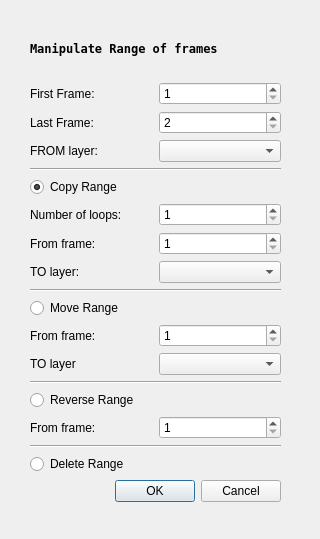
pencil2d/pencil, file core_lib/src/structure/copymultiplekeyframesdialog.ui: the form before one commit.
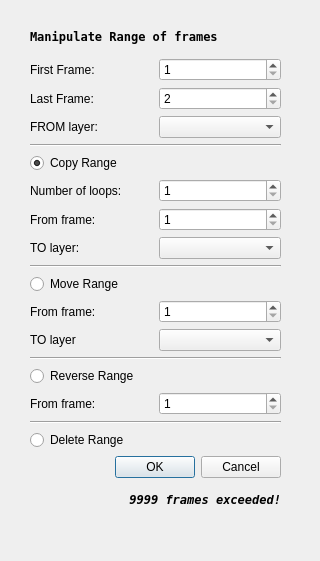
The form after the commit.

Patch:
```diff
--- a/core_lib/src/structure/copymultiplekeyframesdialog.ui
+++ b/core_lib/src/structure/copymultiplekeyframesdialog.ui
@@ -7,19 +7,19 @@
     <x>0</x>
     <y>0</y>
     <width>320</width>
-    <height>539</height>
+    <height>561</height>
    </rect>
   </property>
   <property name="windowTitle">
    <string>Dialog</string>
   </property>
-  <widget class="QWidget" name="">
+  <widget class="QWidget" name="layoutWidget">
    <property name="geometry">
     <rect>
      <x>30</x>
      <y>21</y>
      <width>251</width>
-     <height>481</height>
+     <height>493</height>
     </rect>
    </property>
    <layout class="QVBoxLayout" name="verticalLayout_4">
@@ -260,6 +260,24 @@
       </property>
      </widget>
     </item>
+    <item>
+     <widget class="QLabel" name="labWarning">
+      <property name="font">
+       <font>
+        <family>DejaVu Sans Mono</family>
+        <weight>75</weight>
+        <italic>true</italic>
+        <bold>true</bold>
+       </font>
+      </property>
+      <property name="text">
+       <string>9999 frames exceeded!</string>
+      </property>
+      <property name="alignment">
+       <set>Qt::AlignRight|Qt::AlignTrailing|Qt::AlignVCenter</set>
+      </property>
+     </widget>
+    </item>
    </layout>
   </widget>
  </widget>
```
Left out of the diff: 23 changed lines with no effect on the pictures.
